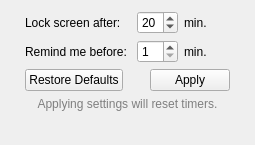
warxander/EyeRescue, file mainwindow.ui: the form before one commit.
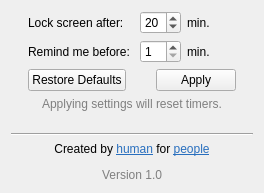
The form after the commit. Icons and pictures are not drawn.

The edit to the form file:
```diff
--- a/mainwindow.ui
+++ b/mainwindow.ui
@@ -6,8 +6,8 @@
    <rect>
     <x>0</x>
     <y>0</y>
-    <width>255</width>
-    <height>145</height>
+    <width>264</width>
+    <height>193</height>
    </rect>
   </property>
   <property name="windowTitle">
@@ -67,7 +67,7 @@
             <item>
              <widget class="QSpinBox" name="lockScreenSpinBox">
               <property name="minimum">
-               <number>1</number>
+               <number>2</number>
               </property>
               <property name="maximum">
                <number>30</number>
@@ -193,6 +193,23 @@
       </property>
      </spacer>
     </item>
+    <item>
+     <widget class="Line" name="line">
+      <property name="orientation">
+       <enum>Qt::Horizontal</enum>
+      </property>
+     </widget>
+    </item>
+    <item>
+     <widget class="QLabel" name="label_6">
+      <property name="text">
+       <string>&lt;html&gt;&lt;head/&gt;&lt;body&gt;&lt;p&gt;Created by &lt;a href=&quot;https://vk.com/adikanchukov&quot;&gt;&lt;span style=&quot; text-decoration: underline; color:#296fbe;&quot;&gt;human&lt;/span&gt;&lt;/a&gt; for &lt;a href=&quot;https://github.com/adikanchukov/EyeRescue&quot;&gt;&lt;span style=&quot; text-decoration: underline; color:#296fbe;&quot;&gt;people&lt;/span&gt;&lt;/a&gt;&lt;/p&gt;&lt;p&gt;&lt;a href=&quot;https://github.com/adikanchukov/EyeRescue&quot;&gt;&lt;/a&gt;&lt;span style=&quot; color:#7f7f7f;&quot;&gt;Version 1.0&lt;/span&gt;&lt;/p&gt;&lt;/body&gt;&lt;/html&gt;</string>
+      </property>
+      <property name="alignment">
+       <set>Qt::AlignCenter</set>
+      </property>
+     </widget>
+    </item>
    </layout>
   </widget>
  </widget>
```
Left out of the diff: 2 changed lines with no effect on the pictures.
